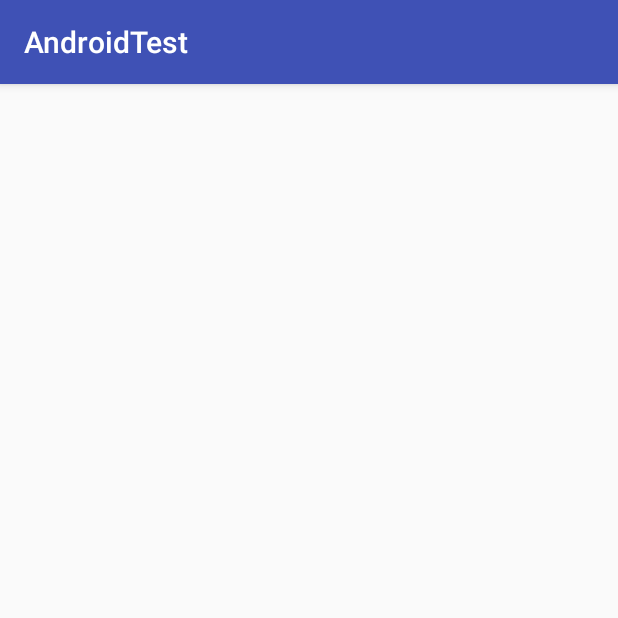
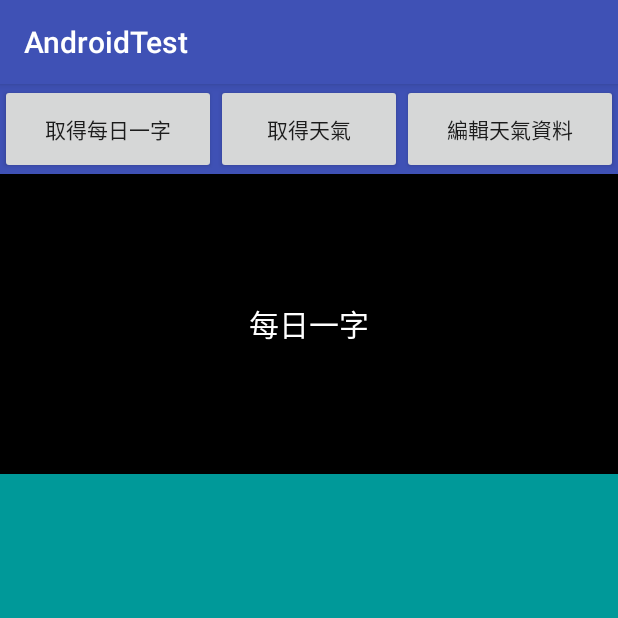
Before and after one commit to JasonOriand/AndroidTest, an Android app: the screen it shows after launch (MainActivity), on a phone screen of 412 x 824 dp, the top half of it. Run offline under Robolectric (Android 15) with nearby library versions, the phone set to English and light mode, and no system bars.

Commit message:
commit daily word

```diff
--- a/app/build.gradle
+++ b/app/build.gradle
@@ -25,4 +25,7 @@ dependencies {
     testImplementation 'junit:junit:4.12'
     androidTestImplementation 'com.android.support.test:runner:1.0.1'
     androidTestImplementation 'com.android.support.test.espresso:espresso-core:3.0.1'
+
+    // jsoup HTML parser library @ https://jsoup.org/
+    compile 'org.jsoup:jsoup:1.11.2'
 }
--- a/app/src/main/AndroidManifest.xml
+++ b/app/src/main/AndroidManifest.xml
@@ -2,7 +2,12 @@
 <manifest xmlns:android="http://schemas.android.com/apk/res/android"
     package="com.example.chiangchih_yi.androidtest">
 
+    <uses-permission android:name="android.permission.ACCESS_NETWORK_STATE" />
+
+    <uses-permission android:name="android.permission.INTERNET"/>
+
     <application
+        android:name=".JApplication"
         android:allowBackup="true"
         android:icon="@mipmap/ic_launcher"
         android:label="@string/app_name"
--- /dev/null
+++ b/app/src/main/java/com/example/chiangchih_yi/androidtest/JApplication.java
@@ -0,0 +1,46 @@
+package com.example.chiangchih_yi.androidtest;
+
+import android.app.Application;
+import android.content.SharedPreferences;
+
+/**
+ * Created by chiangchih-yi on 2018/1/24.
+ */
+
+public class JApplication extends Application {
+
+    //model
+    private static final String STORE_KEY_DAILY_WORD = "STORE_KEY_DAILY_WORD";
+    private static final String STORE_KEY_WORD_PREFS = "STORE_KEY_WORD_PREFS";
+    private static final String STORE_KEY_WORD_DEFAULT = "每日一字";
+    private SharedPreferences wordPrefs;
+
+    @Override
+    public void onCreate() {
+        super.onCreate();
+
+        initModel();
+
+        initLoader();
+    }
+
+    private void initModel() {
+        wordPrefs = getSharedPreferences(STORE_KEY_WORD_PREFS, MODE_PRIVATE);
+    }
+
+    private void initLoader() {
+        WordLoader.getInstance().init(this);
+    }
+
+    public void refreshWord(String word) {
+        if (word != null) {
+            SharedPreferences.Editor e = wordPrefs.edit();
+            e.putString(STORE_KEY_DAILY_WORD, word);
+            e.commit();
+        }
+    }
+
+    public String getWord() {
+        return wordPrefs.getString(STORE_KEY_DAILY_WORD, STORE_KEY_WORD_DEFAULT);
+    }
+}
--- a/app/src/main/java/com/example/chiangchih_yi/androidtest/MainActivity.java
+++ b/app/src/main/java/com/example/chiangchih_yi/androidtest/MainActivity.java
@@ -1,13 +1,65 @@
 package com.example.chiangchih_yi.androidtest;
 
+import android.os.Bundle;
 import android.support.v7.app.AppCompatActivity;
-import android.os.Bundle;
+import android.util.Log;
+import android.view.View;
+import android.widget.Button;
+import android.view.View.OnClickListener;
+import android.widget.TextView;
+
 
 public class MainActivity extends AppCompatActivity {
+
+    private JApplication jApplication;
+
+    //view
+    private TextView wordTextView;
+    private Button wordButton;
+    private Button weatherButton;
+    private Button editButton;
 
     @Override
     protected void onCreate(Bundle savedInstanceState) {
         super.onCreate(savedInstanceState);
         setContentView(R.layout.activity_main);
+
+        this.jApplication = (JApplication)getApplication();
+
+        initView();
+    }
+
+    private void initView() {
+        wordTextView=(TextView)findViewById(R.id.wordTextView);
+
+        wordButton=(Button)findViewById(R.id.wordButton);
+        wordButton.setOnClickListener(new OnClickListener() {
+
+            @Override
+            public void onClick(View v) {
+                v.setEnabled(false);
+
+                WordLoader.getInstance().getDailyWord(MainActivity.this);
+            }
+        });
+
+        weatherButton=(Button)findViewById(R.id.weatherButton);
+        editButton=(Button)findViewById(R.id.editButton);
+
+        this.refreshWordView();
+    }
+
+    public void refreshWordView() {
+        String word = this.jApplication.getWord();
+
+        if (word != null && !word.equalsIgnoreCase(wordTextView.getText().toString())) {
+            wordTextView.setText(word);
+
+            Log.i("Word refresh", word);
+        }
+
+        if (!wordButton.isEnabled()) {
+            wordButton.setEnabled(true);
+        }
     }
 }
--- a/app/src/main/res/layout/activity_main.xml
+++ b/app/src/main/res/layout/activity_main.xml
@@ -6,4 +6,66 @@
     android:layout_height="match_parent"
     tools:context="com.example.chiangchih_yi.androidtest.MainActivity">
 
+    <LinearLayout
+        android:id="@+id/linearLayout"
+        android:layout_width="0dp"
+        android:layout_height="60dp"
+        android:background="@color/colorPrimary"
+        android:orientation="horizontal"
+        app:layout_constraintEnd_toEndOf="parent"
+        app:layout_constraintHorizontal_bias="0.5"
+        app:layout_constraintStart_toStartOf="parent"
+        app:layout_constraintTop_toTopOf="parent">
+
+        <Button
+            android:id="@+id/wordButton"
+            android:layout_width="wrap_content"
+            android:layout_height="match_parent"
+            android:layout_weight="1"
+            android:text="取得每日一字" />
+
+        <Button
+            android:id="@+id/weatherButton"
+            android:layout_width="wrap_content"
+            android:layout_height="match_parent"
+            android:layout_weight="1"
+            android:text="取得天氣" />
+
+        <Button
+            android:id="@+id/editButton"
+            android:layout_width="wrap_content"
+            android:layout_height="match_parent"
+            android:layout_weight="1"
+            android:text="編輯天氣資料" />
+    </LinearLayout>
+
+    <RelativeLayout
+        android:id="@+id/relativeLayout"
+        android:layout_width="0dp"
+        android:layout_height="200dp"
+        android:background="#000000"
+        app:layout_constraintEnd_toEndOf="parent"
+        app:layout_constraintStart_toStartOf="parent"
+        app:layout_constraintTop_toBottomOf="@+id/linearLayout">
+
+        <TextView
+            android:id="@+id/wordTextView"
+            android:layout_width="wrap_content"
+            android:layout_height="wrap_content"
+            android:layout_centerHorizontal="true"
+            android:layout_centerVertical="true"
+            android:gravity="center"
+            android:text="每日一字"
+            android:textColor="@android:color/white"
+            android:textSize="20sp" />
+    </RelativeLayout>
+
+    <ListView
+        android:layout_width="0dp"
+        android:layout_height="0dp"
+        android:background="#009999"
+        app:layout_constraintBottom_toBottomOf="parent"
+        app:layout_constraintEnd_toEndOf="parent"
+        app:layout_constraintStart_toStartOf="parent"
+        app:layout_constraintTop_toBottomOf="@+id/relativeLayout" />
 </android.support.constraint.ConstraintLayout>
```
Also changed, not shown: app/src/main/java/com/example/chiangchih_yi/androidtest/WordLoader.java (added, +81 -0 lines).
